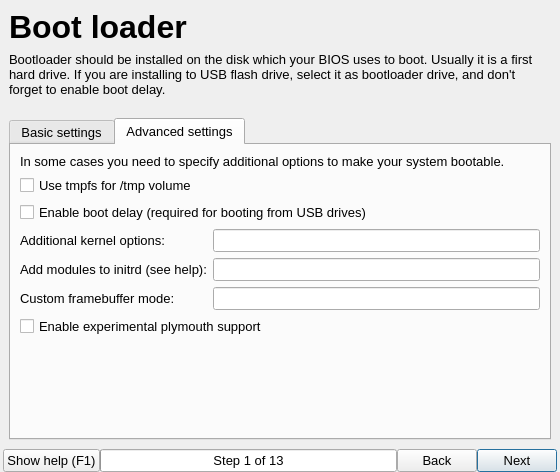
Above: guiinstaller/guisetup/mainwindow.ui from aix27249/mpkg before the change. Below: the same form after it.
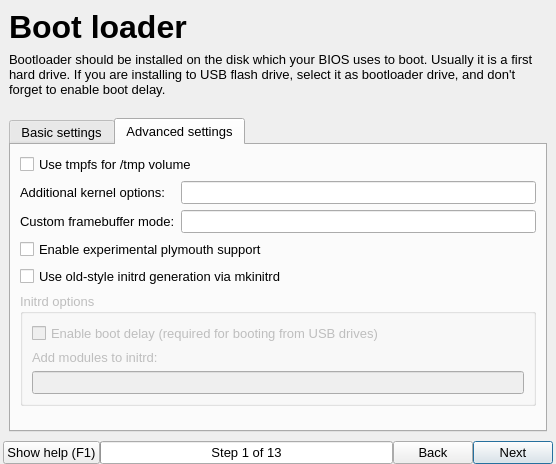
That is the form after the change. The open tabs and pages were chosen to show the change. Icons and pictures are not drawn.

```diff
--- a/guiinstaller/guisetup/mainwindow.ui
+++ b/guiinstaller/guisetup/mainwindow.ui
@@ -6,8 +6,8 @@
    <rect>
     <x>0</x>
     <y>0</y>
-    <width>560</width>
-    <height>472</height>
+    <width>556</width>
+    <height>464</height>
    </rect>
   </property>
   <property name="maximumSize">
@@ -1822,13 +1822,6 @@
             <string>Advanced settings</string>
            </attribute>
            <layout class="QVBoxLayout" name="verticalLayout_15">
-            <item>
-             <widget class="QLabel" name="label_14">
-              <property name="text">
-               <string>In some cases you need to specify additional options to make your system bootable.</string>
-              </property>
-             </widget>
-            </item>
             <item>
              <widget class="QCheckBox" name="useTmpfsCheckBox">
               <property name="text">
@@ -1836,13 +1829,6 @@
               </property>
              </widget>
             </item>
-            <item>
-             <widget class="QCheckBox" name="initrdDelayCheckBox">
-              <property name="text">
-               <string>Enable boot delay (required for booting from USB drives)</string>
-              </property>
-             </widget>
-            </item>
             <item>
              <layout class="QGridLayout" name="gridLayout_4">
               <item row="0" column="0">
@@ -1863,23 +1849,6 @@
                </widget>
               </item>
               <item row="1" column="0">
-               <widget class="QLabel" name="label_31">
-                <property name="toolTip">
-                 <string>If your system requires additional modules to boot, specify it here. Note that this setting does nothing when plymouth is enabled.</string>
-                </property>
-                <property name="text">
-                 <string>Add modules to initrd (see help):</string>
-                </property>
-               </widget>
-              </item>
-              <item row="1" column="1">
-               <widget class="QLineEdit" name="initrdModulesLineEdit">
-                <property name="toolTip">
-                 <string>If your system requires additional modules to boot, specify it here. Note that this setting does nothing when plymouth is enabled.</string>
-                </property>
-               </widget>
-              </item>
-              <item row="2" column="0">
                <widget class="QLabel" name="label_6">
                 <property name="toolTip">
                  <string>Write mode in GRUB format, for example, &quot;1280x1024x24&quot;. Use &quot;keep&quot; to keep mode same as boot menu. Default value is &quot;text&quot;.</string>
@@ -1889,7 +1858,7 @@
                 </property>
                </widget>
               </item>
-              <item row="2" column="1">
+              <item row="1" column="1">
                <widget class="QLineEdit" name="fbmodeEdit">
                 <property name="toolTip">
                  <string>Write mode in GRUB format, for example, &quot;1280x1024x24&quot;. Use &quot;keep&quot; to keep mode same as boot menu. Default value is &quot;text&quot;.</string>
@@ -1908,6 +1877,49 @@
               </property>
              </widget>
             </item>
+            <item>
+             <widget class="QCheckBox" name="mkinitrdCheckBox">
+              <property name="text">
+               <string>Use old-style initrd generation via mkinitrd</string>
+              </property>
+             </widget>
+            </item>
+            <item>
+             <widget class="QGroupBox" name="mkinitrdGroupBox">
+              <property name="enabled">
+               <bool>false</bool>
+              </property>
+              <property name="title">
+               <string>Initrd options</string>
+              </property>
+              <layout class="QVBoxLayout" name="verticalLayout_16">
+               <item>
+                <widget class="QCheckBox" name="initrdDelayCheckBox">
+                 <property name="text">
+                  <string>Enable boot delay (required for booting from USB drives)</string>
+                 </property>
+                </widget>
+               </item>
+               <item>
+                <widget class="QLabel" name="label_31">
+                 <property name="toolTip">
+                  <string>If your system requires additional modules to boot, specify it here. Note that this setting does nothing when plymouth is enabled.</string>
+                 </property>
+                 <property name="text">
+                  <string>Add modules to initrd:</string>
+                 </property>
+                </widget>
+               </item>
+               <item>
+                <widget class="QLineEdit" name="initrdModulesLineEdit">
+                 <property name="toolTip">
+                  <string>If your system requires additional modules to boot, specify it here. Note that this setting does nothing when plymouth is enabled.</string>
+                 </property>
+                </widget>
+               </item>
+              </layout>
+             </widget>
+            </item>
             <item>
              <spacer name="verticalSpacer_23">
               <property name="orientation">
```
Left out of the diff: 3 changed lines with no effect on the pictures.
